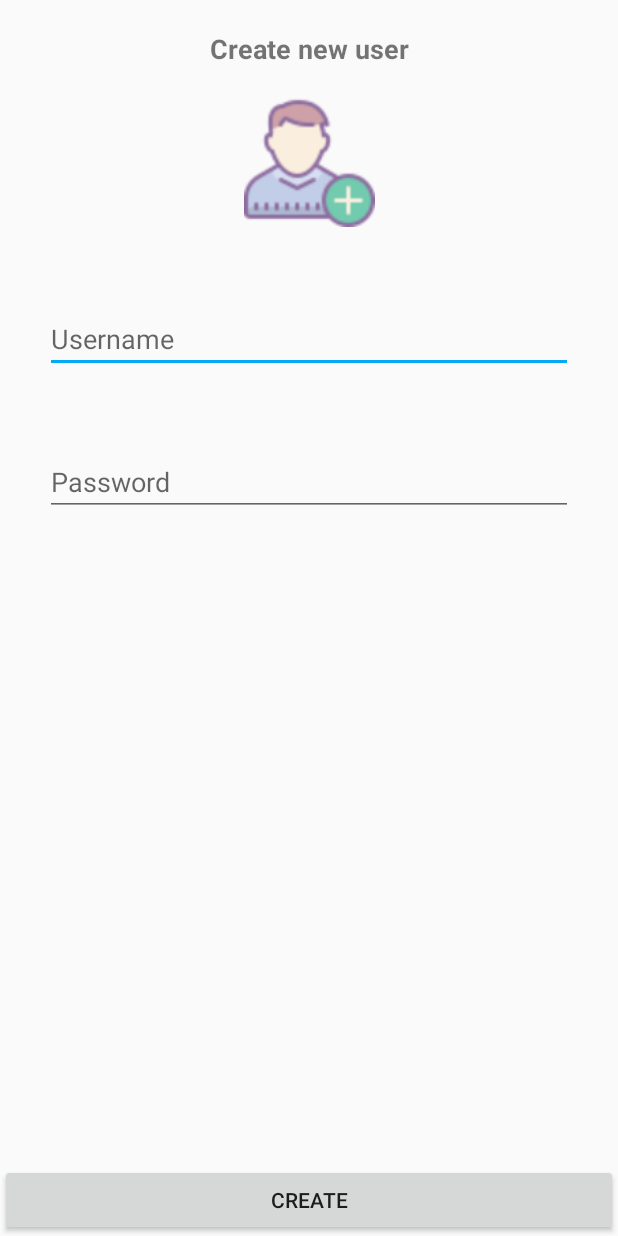
After one commit to miguelsod/InventaryTool, an Android app: the layout create_user.xml on its own in the app's theme, with its tools: preview values and no code run, on a phone screen of 412 x 824 dp. The commit adds this screen. Run offline under Robolectric (Android 15) with nearby library versions, the phone set to English and light mode, and no system bars.

Commit message:
Existing users are displayed on CardViews

```diff
--- a/app/build.gradle
+++ b/app/build.gradle
@@ -26,6 +26,7 @@ dependencies {
     implementation 'com.android.support:cardview-v7:26.0.0'
     implementation 'com.android.support:recyclerview-v7:26.0.0'
     implementation 'com.android.support:design:26.0.0'
+    implementation 'com.squareup.picasso:picasso:2.5.2'
 
 
     testImplementation 'junit:junit:4.12'
--- a/app/src/main/java/com/idbarcodesolutions/mainactivity/activities/CreateWarehouse.java
+++ b/app/src/main/java/com/idbarcodesolutions/mainactivity/activities/CreateWarehouse.java
@@ -29,7 +29,7 @@ public class CreateWarehouse extends AppCompatActivity {
     @Override
     protected void onCreate(Bundle savedInstanceState) {
         super.onCreate(savedInstanceState);
-        setContentView(R.layout.activity_create_warehouse);
+        setContentView(R.layout.create_warehouse);
         realm = Realm.getDefaultInstance();
 
         editTextWarehouseName = (EditText) findViewById(R.id.editTextWarehouseName);
--- a/app/src/main/java/com/idbarcodesolutions/mainactivity/adapters/MyAdapter.java
+++ b/app/src/main/java/com/idbarcodesolutions/mainactivity/adapters/WarehouseAdapter.java
@@ -1,6 +1,5 @@
 package com.idbarcodesolutions.mainactivity.adapters;
 
-import android.content.Context;
 import android.support.v7.widget.RecyclerView;
 import android.view.LayoutInflater;
 import android.view.View;
@@ -8,17 +7,18 @@ import android.view.ViewGroup;
 import android.widget.TextView;
 
 import com.idbarcodesolutions.mainactivity.R;
+import com.idbarcodesolutions.mainactivity.models.User;
 import com.idbarcodesolutions.mainactivity.models.Warehouse;
 
 import io.realm.RealmResults;
 
-public class MyAdapter extends RecyclerView.Adapter<MyAdapter.ViewHolder> {
+public class WarehouseAdapter extends RecyclerView.Adapter<WarehouseAdapter.ViewHolder> {
 
     private RealmResults<Warehouse> warehouseList;
     private int layout;
     private OnItemClickListener itemClickListener;
 
-    public MyAdapter(RealmResults<Warehouse> warehouseList, int layout, OnItemClickListener onItemClickListener) {
+    public WarehouseAdapter(RealmResults<Warehouse> warehouseList, int layout, OnItemClickListener onItemClickListener) {
         this.warehouseList = warehouseList;
         this.layout = layout;
         this.itemClickListener = onItemClickListener;
--- /dev/null
+++ b/app/src/main/res/layout/create_user.xml
@@ -0,0 +1,81 @@
+<?xml version="1.0" encoding="utf-8"?>
+<android.support.constraint.ConstraintLayout xmlns:android="http://schemas.android.com/apk/res/android"
+    xmlns:app="http://schemas.android.com/apk/res-auto"
+    xmlns:tools="http://schemas.android.com/tools"
+    android:id="@+id/linearLayout"
+    android:layout_width="match_parent"
+    android:layout_height="match_parent"
+    android:gravity="center_vertical"
+    tools:context=".activities.UserActivity">
+
+    <TextView
+        android:id="@+id/textViewCreateUser"
+        android:layout_width="wrap_content"
+        android:layout_height="wrap_content"
+        android:layout_marginStart="8dp"
+        android:layout_marginTop="8dp"
+        android:layout_marginEnd="8dp"
+        android:layout_marginBottom="8dp"
+        android:text="Create new user"
+        android:textSize="18sp"
+        android:textStyle="bold"
+        app:layout_constraintBottom_toTopOf="@+id/imageViewUserIcon"
+        app:layout_constraintEnd_toEndOf="parent"
+        app:layout_constraintStart_toStartOf="parent"
+        app:layout_constraintTop_toTopOf="parent" />
+
+    <ImageView
+        android:id="@+id/imageViewUserIcon"
+        android:layout_width="90dp"
+        android:layout_height="87dp"
+        android:layout_marginStart="8dp"
+        android:layout_marginTop="64dp"
+        android:layout_marginEnd="8dp"
+        android:src="@drawable/ic_user"
+        app:layout_constraintEnd_toEndOf="parent"
+        app:layout_constraintStart_toStartOf="parent"
+        app:layout_constraintTop_toTopOf="parent" />
+
+    <EditText
+        android:id="@+id/editTextUsername"
+        android:layout_width="0dp"
+        android:layout_height="wrap_content"
+        android:layout_marginStart="30dp"
+        android:layout_marginTop="52dp"
+        android:layout_marginEnd="30dp"
+        android:gravity="center_vertical"
+        android:hint="Username"
+        android:inputType="text"
+        app:layout_constraintEnd_toEndOf="parent"
+        app:layout_constraintHorizontal_bias="0.0"
+        app:layout_constraintStart_toStartOf="parent"
+        app:layout_constraintTop_toBottomOf="@+id/imageViewUserIcon" />
+
+    <EditText
+        android:id="@+id/editTextPassword"
+        android:layout_width="0dp"
+        android:layout_height="wrap_content"
+        android:layout_marginStart="30dp"
+        android:layout_marginTop="28dp"
+        android:layout_marginEnd="30dp"
+        android:layout_marginBottom="8dp"
+        android:hint="Password"
+        android:inputType="textPassword"
+        app:layout_constraintBottom_toTopOf="@+id/buttonCreateUser"
+        app:layout_constraintEnd_toEndOf="parent"
+        app:layout_constraintHorizontal_bias="0.0"
+        app:layout_constraintStart_toStartOf="parent"
+        app:layout_constraintTop_toBottomOf="@+id/editTextUsername"
+        app:layout_constraintVertical_bias="0.05" />
+
+    <Button
+        android:text="CREATE"
+        android:id="@+id/buttonCreateUser"
+        android:layout_width="0dp"
+        android:layout_height="wrap_content"
+        app:layout_constraintBottom_toBottomOf="parent"
+        app:layout_constraintEnd_toEndOf="parent"
+        app:layout_constraintHorizontal_bias="0.0"
+        app:layout_constraintStart_toStartOf="parent" />
+
+</android.support.constraint.ConstraintLayout>
--- a/build.gradle
+++ b/build.gradle
@@ -9,7 +9,6 @@ buildscript {
     dependencies {
         classpath 'com.android.tools.build:gradle:3.2.1'
         classpath "io.realm:realm-gradle-plugin:5.7.0"
-
 
         // NOTE: Do not place your application dependencies here; they belong
         // in the individual module build.gradle files
```
Also changed, not shown: app/src/main/java/com/idbarcodesolutions/mainactivity/activities/UserActivity.java (+65 -12 lines), app/src/main/java/com/idbarcodesolutions/mainactivity/activities/WarehouseList.java (+7 -3 lines), app/src/main/java/com/idbarcodesolutions/mainactivity/adapters/UserAdapter.java (added, +66 -0 lines), app/src/main/res/layout/activity_user.xml (deleted, +0 -32 lines), app/src/main/res/layout/cardview_user_item.xml (added, +16 -0 lines), app/src/main/res/layout/user_list.xml (added, +11 -0 lines), app/src/main/res/drawable/ic_user.png (added), app/src/main/res/layout/cardview_warehouse_item.xml (renamed from app/src/main/res/layout/cardview_item.xml), app/src/main/res/layout/create_warehouse.xml (renamed from app/src/main/res/layout/activity_create_warehouse.xml), app/src/main/res/layout/warehouse_list.xml (renamed from app/src/main/res/layout/activity_warehouse.xml).
